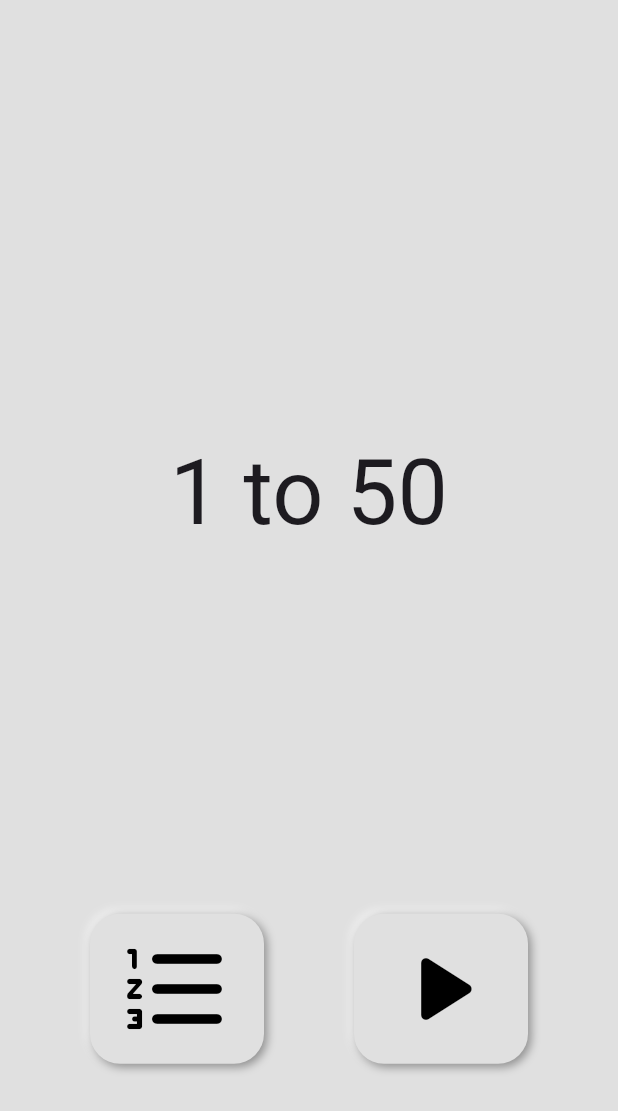
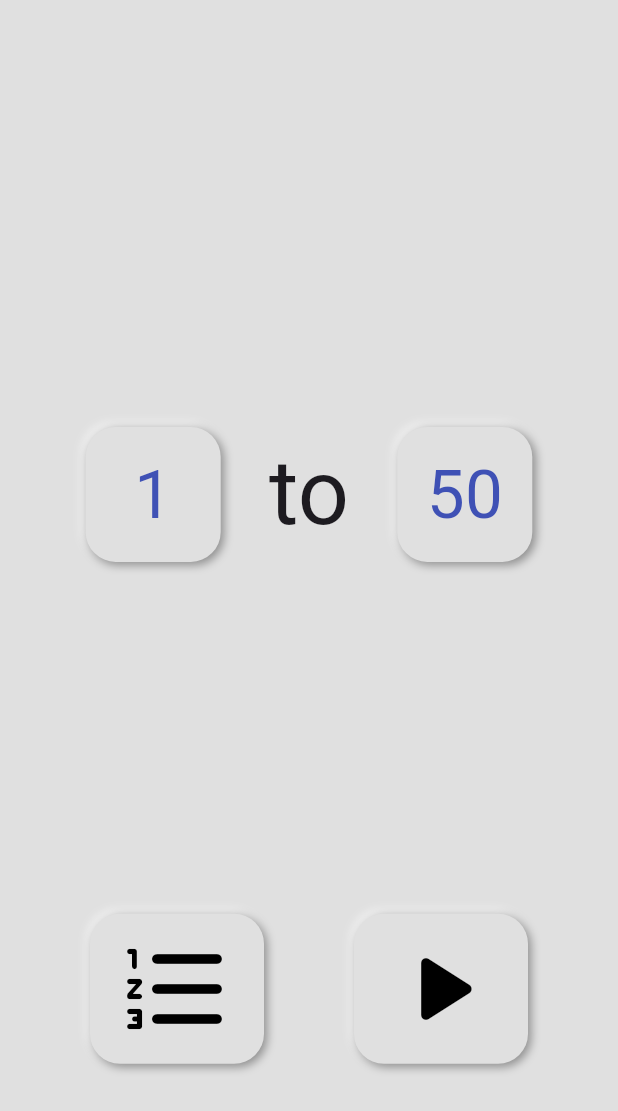
Before and after one commit to leejewon97/1to50, a Flutter app: the screen it shows after launch, on a phone screen of 412 x 824 dp. Shown: the top 1111 px of the screen. Run offline on Flutter 3.47's test engine with Material 3 defaults, Android fonts, the phone set to English and light mode, and no system bars; drawn by our look-alikes of auto_size_text; our stand-ins replace flutter_neumorphic_plus, shared_preferences; missing offline and left inert: soundpool.

Commit message:
HomeScreen에 버튼 추가 lib/widgets/buttons/home_number_button_widget.dart   HomeNumberButton     String number를 받아서 반응형 NeumorphicButton을 반환     버튼 눌렀을 때 소리 재생 home_screen.dart   HomeScreen     기존 텍스트를 Row로 감쌈       HomeNumberButton 1과 50 사이에 Padding(AutoSizeText)
앱 이름, 아이콘 설정할 것

```diff
--- a/lib/screens/home_screen.dart
+++ b/lib/screens/home_screen.dart
@@ -1,5 +1,6 @@
 import 'package:auto_size_text/auto_size_text.dart';
 import 'package:flutter_neumorphic_plus/flutter_neumorphic.dart';
+import 'package:one_to_fifty/widgets/buttons/home_number_button_widget.dart';
 import 'package:one_to_fifty/widgets/buttons/play_button_widget.dart';
 import 'package:one_to_fifty/widgets/buttons/record_button_widget.dart';
 import 'package:shared_preferences/shared_preferences.dart';
@@ -24,9 +25,25 @@ class HomeScreen extends StatelessWidget {
           const Flexible(
             flex: 2,
             child: Center(
-              child: AutoSizeText(
-                '1 to 50',
-                style: TextStyle(fontSize: 60),
+              child: Row(
+                mainAxisAlignment: MainAxisAlignment.center,
+                children: [
+                  HomeNumberButton(
+                    number: '1',
+                  ),
+                  Padding(
+                    padding: EdgeInsets.symmetric(
+                      horizontal: 32,
+                    ),
+                    child: AutoSizeText(
+                      'to',
+                      style: TextStyle(fontSize: 60),
+                    ),
+                  ),
+                  HomeNumberButton(
+                    number: '50',
+                  ),
+                ],
               ),
             ),
           ),
--- /dev/null
+++ b/lib/widgets/buttons/home_number_button_widget.dart
@@ -0,0 +1,61 @@
+import 'package:flutter_neumorphic_plus/flutter_neumorphic.dart';
+import 'package:one_to_fifty/neumorphic_button_style.dart';
+import 'package:one_to_fifty/services/play_service.dart';
+import 'package:soundpool/soundpool.dart';
+
+class HomeNumberButton extends StatefulWidget {
+  final String number;
+
+  const HomeNumberButton({
+    super.key,
+    required this.number,
+  });
+
+  @override
+  State<HomeNumberButton> createState() => _HomeNumberButtonState();
+}
+
+class _HomeNumberButtonState extends State<HomeNumberButton> {
+  Soundpool soundpool = Soundpool.fromOptions();
+  late Future<Map<String, int>> soundIds;
+
+  @override
+  void initState() {
+    super.initState();
+    soundIds = PlayService().getSoundIds(soundpool);
+  }
+
+  @override
+  Widget build(BuildContext context) {
+    return ConstrainedBox(
+      constraints: const BoxConstraints(
+        maxHeight: 90,
+      ),
+      child: LayoutBuilder(
+        builder: (context, constraints) {
+          return SizedBox(
+            width: constraints.maxHeight,
+            child: NeumorphicButton(
+              onPressed: () {
+                soundIds.then((ids) {
+                  soundpool.play(ids['tap']!);
+                });
+              },
+              style: NeumorphicButtonStyle(),
+              padding: EdgeInsets.zero,
+              child: Center(
+                child: Text(
+                  widget.number,
+                  style: TextStyle(
+                    fontSize: constraints.maxHeight / 2,
+                    color: Colors.indigo,
+                  ),
+                ),
+              ),
+            ),
+          );
+        },
+      ),
+    );
+  }
+}
```
